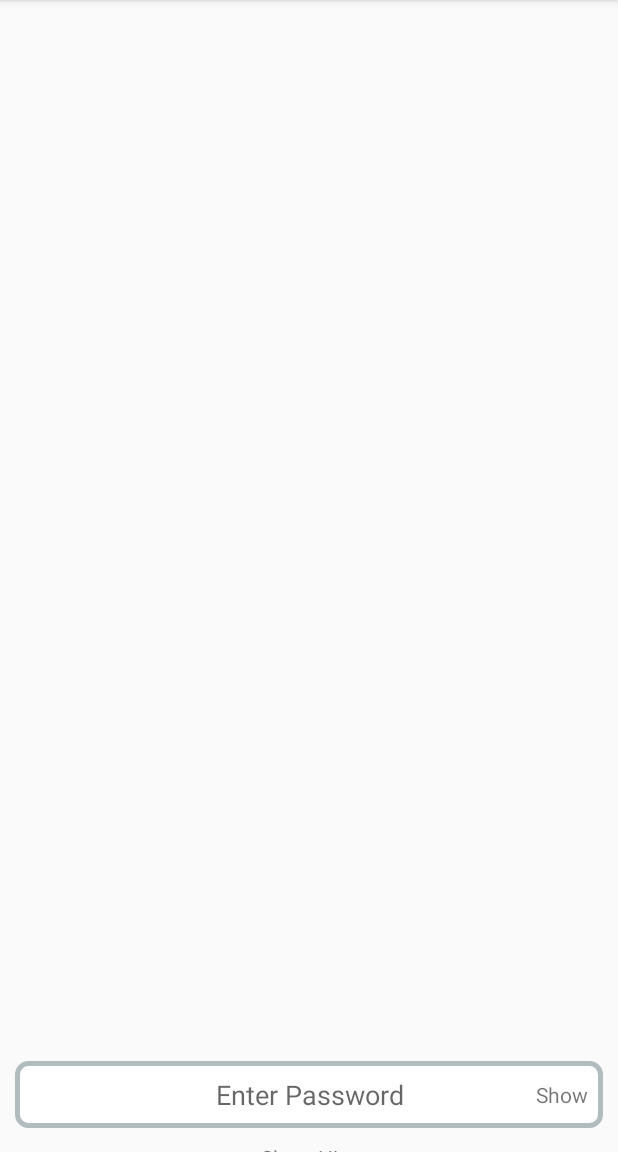
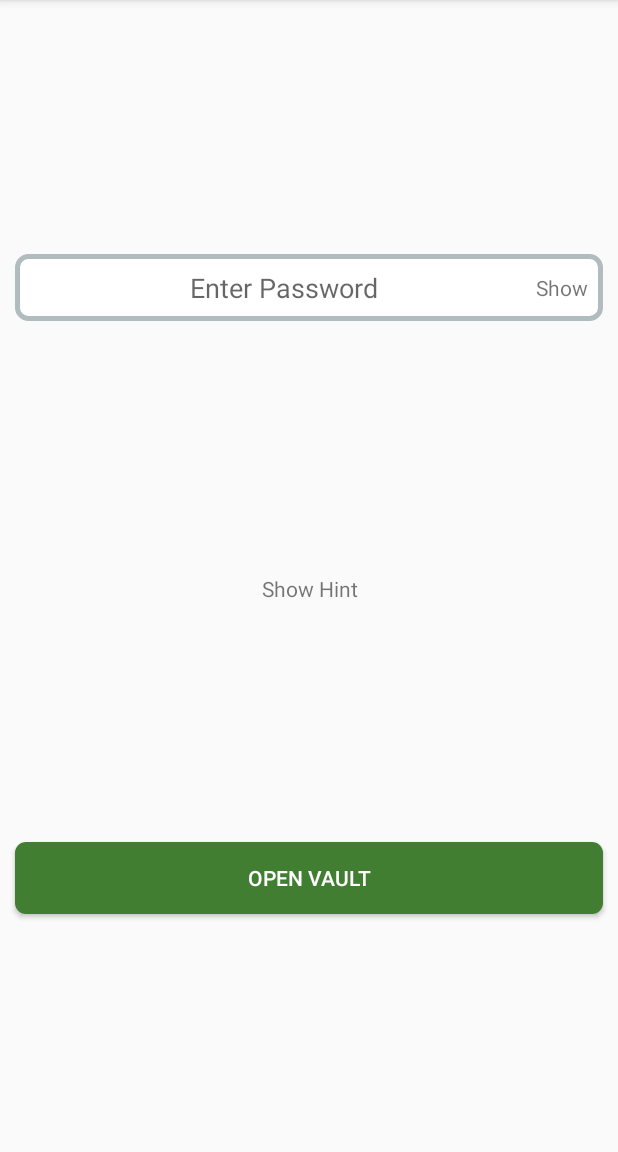
Before and after one commit to zoomi-raja/SaveMyData, an Android app: the fragment LoginFragment shown on its own in the app's theme, on a phone screen of 412 x 824 dp, the part 84-1236 px from its top. Run offline under Robolectric (Android 15) with nearby library versions, the phone set to English and light mode, and no system bars.

Commit message:
fixed layout for password

```diff
--- a/app/src/main/res/layout/login_fragment.xml
+++ b/app/src/main/res/layout/login_fragment.xml
@@ -14,25 +14,31 @@
             android:id="@+id/passField"
             android:background="@drawable/layout_bg"
             app:layout_constraintVertical_chainStyle="spread"
-            app:layout_constraintTop_toBottomOf="parent"
+            app:layout_constraintTop_toTopOf="parent"
             app:layout_constraintBottom_toTopOf="@+id/show_hint"
             app:layout_constraintStart_toStartOf="parent"
-            app:layout_constraintEnd_toEndOf="parent">
+            app:layout_constraintEnd_toEndOf="parent"
+            android:layout_marginTop="8dp">
         <EditText
                 android:layout_width="wrap_content"
                 android:layout_height="wrap_content"
                 android:hint="@string/enter_password"
                 android:inputType="textPassword"
-                android:layout_centerInParent="true"
                 android:background="@android:color/transparent"
                 android:maxLength="28"
                 android:gravity="center"
+                android:layout_centerInParent="true"
+                android:layout_alignParentLeft="true"
+                android:layout_toStartOf="@+id/showPass"
+                android:layout_toLeftOf="@+id/showPass"
                 android:id="@+id/userPass"/>
         <TextView
                 android:layout_width="wrap_content"
                 android:layout_height="wrap_content"
                 android:layout_centerInParent="true"
+                android:maxLength="4"
                 android:layout_alignParentRight="true"
+                android:layout_alignParentEnd="true"
                 android:id="@+id/showPass"
                 android:text="@string/show"/>
     </RelativeLayout>
@@ -49,7 +55,7 @@
             app:layout_constraintTop_toBottomOf="@+id/passField"
             app:layout_constraintBottom_toTopOf="@+id/button"
             app:layout_constraintStart_toStartOf="parent"
-            app:layout_constraintEnd_toEndOf="parent"/>
+            app:layout_constraintEnd_toEndOf="parent" app:layout_constraintHorizontal_bias="0.501"/>
     <Button
             android:text="@string/open_vault"
             android:layout_width="match_parent"
--- a/app/src/main/res/values/strings.xml
+++ b/app/src/main/res/values/strings.xml
@@ -4,4 +4,5 @@
     <string name="show">Show</string>
     <string name="show_hint">Show Hint</string>
     <string name="open_vault">Open Vault</string>
+    <string name="protected_vault">Protected Vault</string>
 </resources>
--- a/app/src/main/res/values/styles.xml
+++ b/app/src/main/res/values/styles.xml
@@ -1,7 +1,7 @@
 <resources>
 
     <!-- Base application theme. -->
-    <style name="AppTheme" parent="Theme.AppCompat.Light.DarkActionBar">
+    <style name="AppTheme" parent="Base.Theme.AppCompat.Light.DarkActionBar">
         <!-- Customize your theme here. -->
         <item name="colorPrimary">@color/colorPrimary</item>
         <item name="colorPrimaryDark">@color/colorPrimaryDark</item>
```
Also changed, not shown: app/src/main/res/layout/activity_auth.xml (+12 -10 lines).
